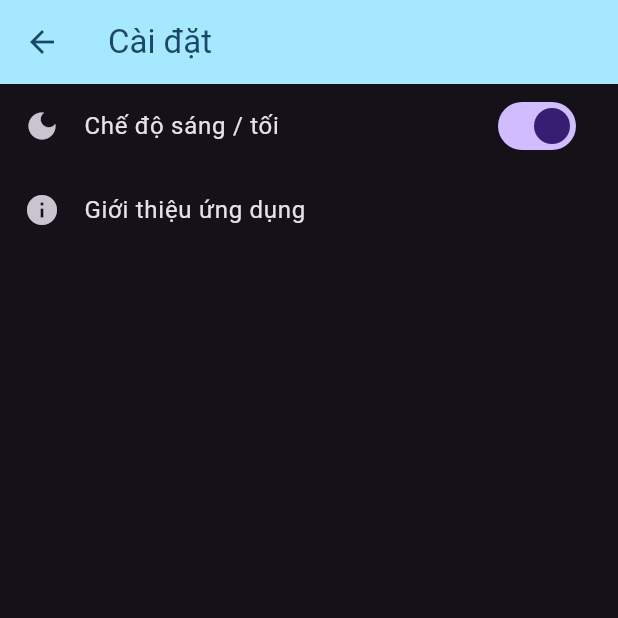
After one commit to NguyenTrungHieu1534/DACN_Flutter, a Flutter app: the SettingsScreen screen opened directly, after a tap on "Chế độ sáng / tối", on a phone screen of 412 x 824 dp, the top half of it. The commit adds this screen. Run offline on Flutter 3.47's test engine with Material 3 defaults, Android fonts, the phone set to English and light mode, and no system bars; our stand-ins replace connectivity_plus, google_fonts, image_picker, internet_connection_checker, just_audio, jwt_decoder and 3 more; accounts and stored records are empty; network calls fail.

Commit message:
thêm darkmode va lightmode thêm logo của app

```diff
--- a/DACN/lib/main.dart
+++ b/DACN/lib/main.dart
@@ -17,16 +17,20 @@ import '../screens/album_detail_screen.dart';
 import 'package:connectivity_plus/connectivity_plus.dart';
 import 'package:internet_connection_checker/internet_connection_checker.dart';
 import 'services/network_check.dart';
-
+import '../models/ThemeProvider.dart';
 void main() {
   WidgetsFlutterBinding.ensureInitialized();
   runApp(
-    ChangeNotifierProvider(
-      create: (_) => AudioPlayerProvider(),
+    MultiProvider(
+      providers: [
+        ChangeNotifierProvider(create: (_) => AudioPlayerProvider()),
+        ChangeNotifierProvider(create: (_) => ThemeProvider()),
+      ],
       child: const WaveMusicApp(),
     ),
   );
 }
+
 
 class WaveMusicApp extends StatelessWidget {
   const WaveMusicApp({super.key});
@@ -38,11 +42,13 @@ class WaveMusicApp extends StatelessWidget {
       textTheme: GoogleFonts.poppinsTextTheme(),
       scaffoldBackgroundColor: const Color(0xFFF8F9FB),
     );
-
+     final themeProvider = Provider.of<ThemeProvider>(context);
     return MaterialApp(
+       debugShowCheckedModeBanner: false,
+      theme: ThemeData.light(),  // Light mode
+      darkTheme: ThemeData.dark(), // Dark mode
+      themeMode: themeProvider.isDark ? ThemeMode.dark : ThemeMode.light,
       title: 'Wave Music',
-      debugShowCheckedModeBanner: false,
-      theme: AppTheme.buildTheme(base),
       home: const MainNavigation(),
       routes: {
         '/home': (context) => const MainNavigation(),
--- /dev/null
+++ b/DACN/lib/models/ThemeProvider.dart
@@ -0,0 +1,13 @@
+import 'package:flutter/material.dart';
+
+class ThemeProvider with ChangeNotifier {
+  bool _isDark = false;
+
+  bool get isDark => _isDark;
+
+  void toggleTheme() {
+    _isDark = !_isDark;
+    notifyListeners();
+    print("Theme changed: $_isDark");
+  }
+}
--- /dev/null
+++ b/DACN/lib/screens/setting_screen.dart
@@ -0,0 +1,46 @@
+import 'package:flutter/material.dart';
+import '../models/ThemeProvider.dart';
+import 'package:provider/provider.dart';
+
+class SettingsScreen extends StatelessWidget {
+  const SettingsScreen({super.key});
+
+  @override
+  Widget build(BuildContext context) {
+    return Scaffold(
+      appBar: AppBar(
+        title: const Text("Cài đặt"),
+        backgroundColor: const Color(0xFFA5E8FF),
+        foregroundColor: const Color(0xFF1B4965),
+      ),
+      body: ListView(
+        children: [
+          SwitchListTile(
+            secondary: const Icon(Icons.dark_mode),
+            title: const Text("Chế độ sáng / tối"),
+            value: Provider.of<ThemeProvider>(context).isDark,
+            onChanged: (_) {
+              Provider.of<ThemeProvider>(context, listen: false).toggleTheme();
+            },
+          ),
+          ListTile(
+            leading: const Icon(Icons.info),
+            title: const Text("Giới thiệu ứng dụng"),
+            onTap: () {
+              showAboutDialog(
+                context: context,
+                applicationName: "Wave Music",
+                applicationVersion: "1.0.0",
+                applicationIcon: const Icon(Icons.music_note),
+                children: [
+                  const Text("Ứng dụng nghe nhạc miễn phí với chất lượng cao."),
+                  const Text("\nPhát triển bởi Thông Tuấn Hiếu."),
+                ],
+              );
+            },
+          ),
+        ],
+      ),
+    );
+  }
+}
--- a/DACN/pubspec.yaml
+++ b/DACN/pubspec.yaml
@@ -31,8 +31,13 @@ dev_dependencies:
   flutter_test:
     sdk: flutter
   flutter_lints: ^4.0.0
+  flutter_launcher_icons: ^0.13.1
 
 flutter:
   uses-material-design: true
     # Put your brand assets here if you have them
     # - assets/images/logo.png
+flutter_icons:
+  android: true
+  ios: false
+  image_path: "logo/logo.png"
```
Also changed, not shown: DACN/lib/screens/user_screen.dart (+10 -43 lines), DACN/logo/logo.png (added), DACN/pubspec.lock, 6 other files.
